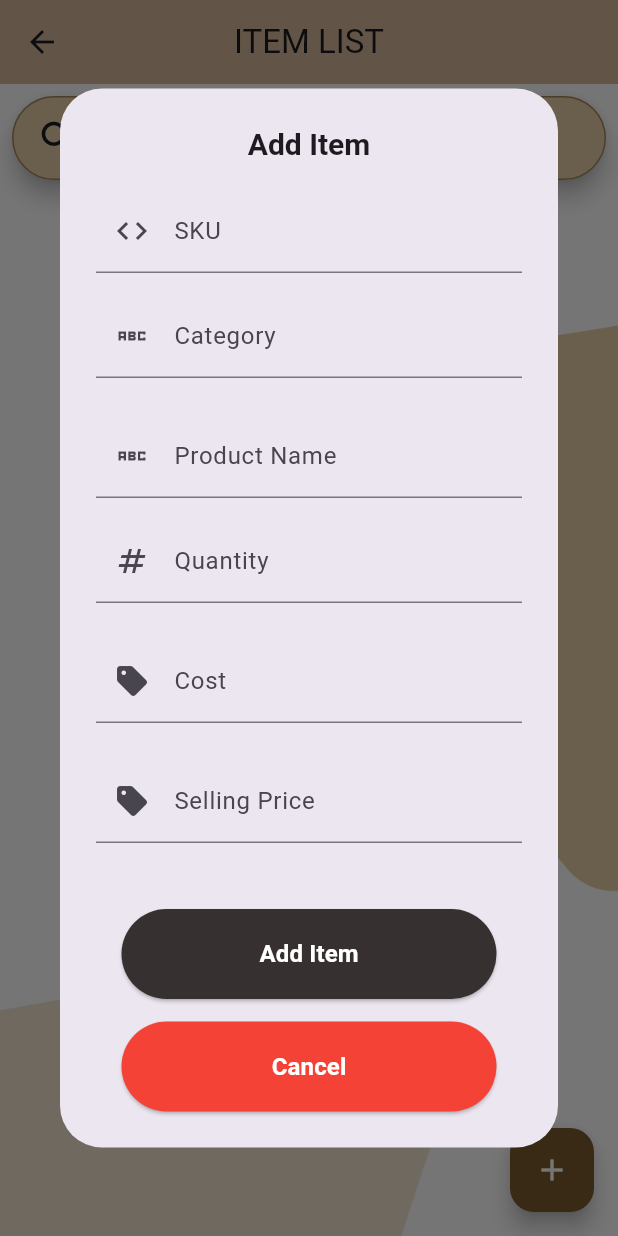
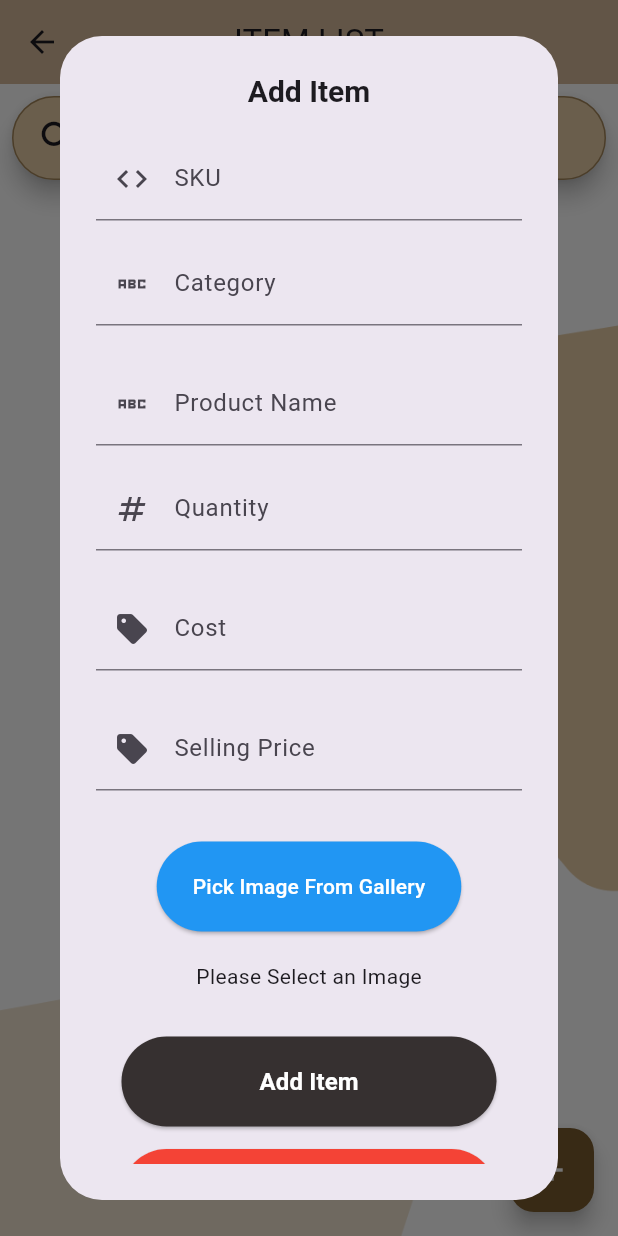
Before and after one commit to ivancsgarcia/inventory, a Flutter app: the ShowItems screen opened directly, after a tap on the "add" icon, on a phone screen of 412 x 824 dp. Run offline on Flutter 3.47's test engine with Material 3 defaults, Android fonts, the phone set to English and light mode, and no system bars; our stand-ins replace cloud_firestore, firebase_auth, firebase_core, google_sign_in, image_picker; missing offline and left inert: flutter_facebook_auth; accounts and stored records are empty.

Commit message:
from laptop v1.3

```diff
--- a/lib/components/addItemPopUp.dart
+++ b/lib/components/addItemPopUp.dart
@@ -1,8 +1,11 @@
+import 'dart:io';
+
 import 'package:flutter/material.dart';
 import 'package:flutter_application_1/components/button.dart';
 import 'package:flutter_application_1/components/function_button.dart';
 import 'package:flutter_application_1/components/textformfield.dart';
 import 'package:flutter_application_1/services/firestore.dart';
+import 'package:image_picker/image_picker.dart';
 
 class AddItemPopUp extends StatefulWidget {
   const AddItemPopUp({
--- a/lib/screens/settings_page.dart
+++ b/lib/screens/settings_page.dart
@@ -36,8 +36,9 @@ class SettingsPage extends StatelessWidget {
                 padding: const EdgeInsets.all(10.0),
                 child: ElevatedButton(
                   style: const ButtonStyle(
-                      backgroundColor: MaterialStatePropertyAll(Colors.red),
-                      minimumSize: MaterialStatePropertyAll(Size(200, 60))),
+                    backgroundColor: MaterialStatePropertyAll(Colors.red),
+                    minimumSize: MaterialStatePropertyAll(Size(200, 60)),
+                  ),
                   onPressed: _logOut,
                   child: const Text(
                     'Sign Out',
--- a/lib/screens/showItems.dart
+++ b/lib/screens/showItems.dart
@@ -1,6 +1,9 @@
+import 'dart:io';
+
 import 'package:cloud_firestore/cloud_firestore.dart';
 import 'package:flutter/material.dart';
 import 'package:flutter_application_1/services/firestore.dart';
+import 'package:image_picker/image_picker.dart';
 import '../components/button.dart';
 import '../components/textformfield.dart';
 
@@ -20,6 +23,8 @@ class _ShowItemsState extends State<ShowItems> {
   final _skuController = TextEditingController();
 
   final CrudMethods crudMethods = CrudMethods();
+  final ImagePicker picker = ImagePicker();
+  File? _selectedImage;
 
   @override
   void dispose() {
@@ -30,6 +35,15 @@ class _ShowItemsState extends State<ShowItems> {
     _quantityController.dispose();
     _skuController.dispose();
     super.dispose();
+  }
+
+  Future _pickImageFromGallery() async {
+    final XFile? image = await picker.pickImage(source: ImageSource.gallery);
+
+    if (image == null) return;
+    setState(() {
+      _selectedImage = File(image!.path);
+    });
   }
 
   void addItemPopUp() {
@@ -85,6 +99,27 @@ class _ShowItemsState extends State<ShowItems> {
                         icondata: Icons.sell,
                         labelText: 'Selling Price',
                       ),
+                      const SizedBox(height: 20),
+                      ElevatedButton(
+                        style: const ButtonStyle(
+                          backgroundColor:
+                              MaterialStatePropertyAll(Colors.blue),
+                          minimumSize: MaterialStatePropertyAll(Size(200, 60)),
+                        ),
+                        onPressed: () {
+                          _pickImageFromGallery();
+                        },
+                        child: const Text(
+                          'Pick Image From Gallery',
+                          style: TextStyle(
+                            color: Colors.white,
+                          ),
+                        ),
+                      ),
+                      const SizedBox(height: 20.0),
+                      _selectedImage != null
+                          ? Image.file(_selectedImage!)
+                          : const Text('Please Select an Image'),
                       const SizedBox(height: 30.0),
                       MyButton(
                           onPressed: () {
```
Also changed, not shown: pubspec.yaml (+3 -4 lines), pubspec.lock, 5 other files.
